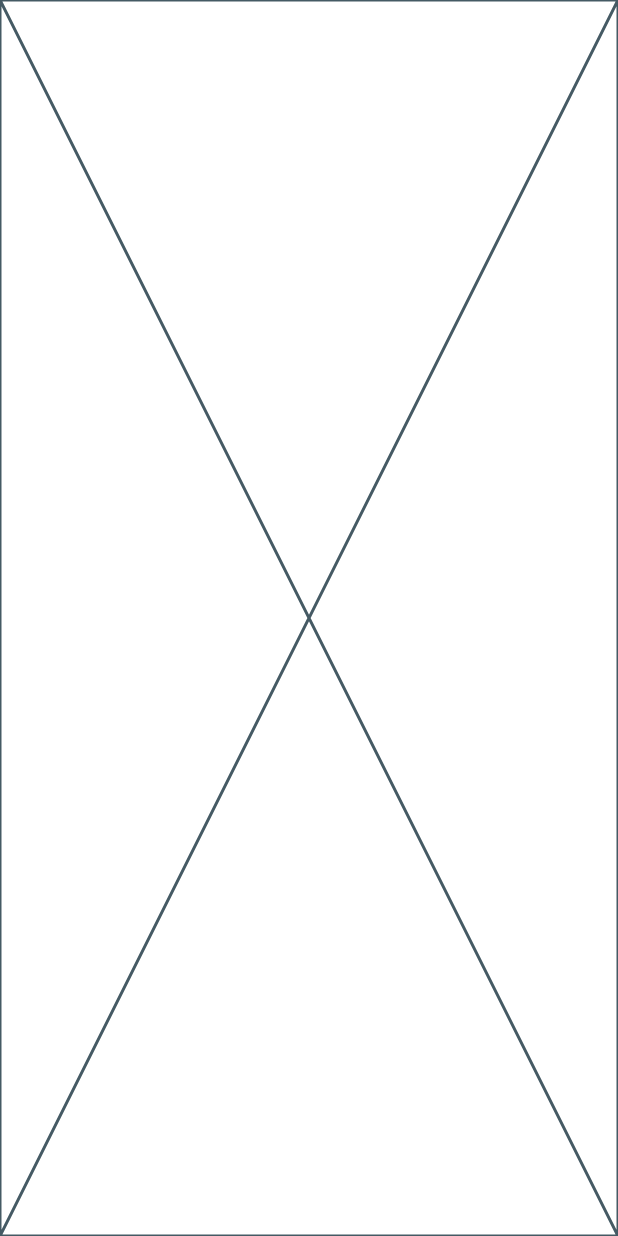
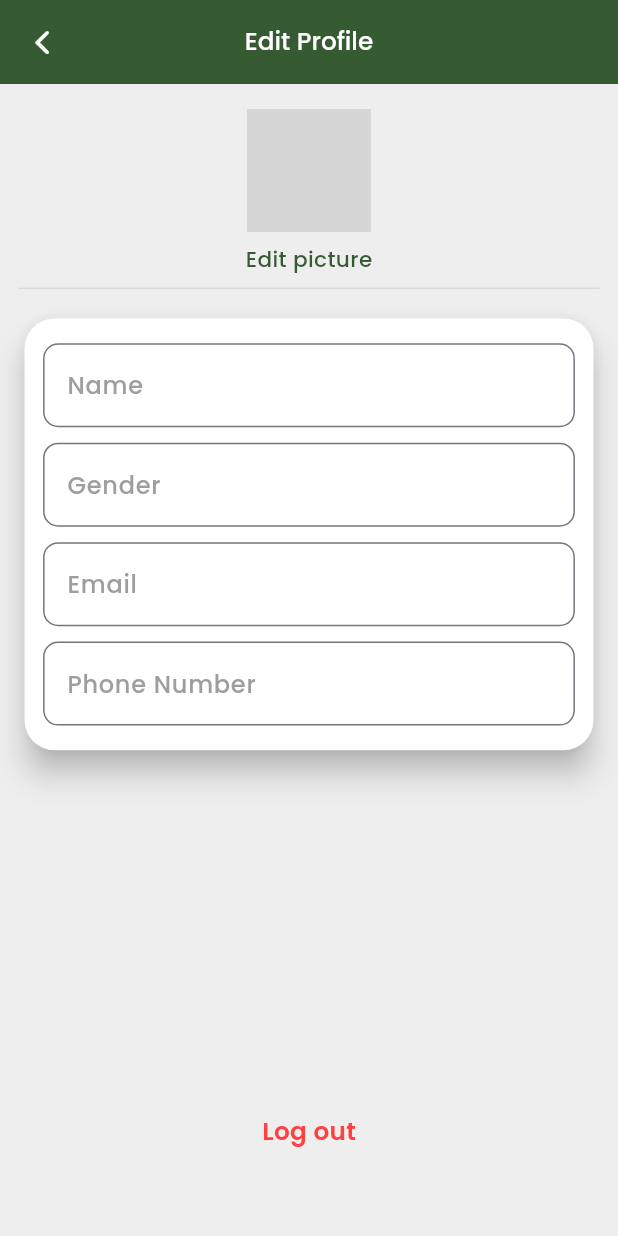
Before and after one commit to kimrolx/EcoPoints-Mobile, a Flutter app: the AccountScreen screen opened by its route, after a tap on "Edit Profile", on a phone screen of 412 x 824 dp. Run offline on Flutter 3.47's test engine with Material 3 defaults, Android fonts, the phone set to English and light mode, and no system bars; our stand-ins replace cloud_firestore, curved_navigation_bar, firebase_auth, firebase_core, flutter_spinkit, flutter_svg and 8 more; accounts and stored records are empty; network calls fail; grey boxes are pictures that could not be loaded.

Commit message:
added user fields, created documents for each user in cloud firestore, created models for users and recycling logs

```diff
--- a/lib/src/components/constants/colors/ecopoints_colors.dart
+++ b/lib/src/components/constants/colors/ecopoints_colors.dart
@@ -6,6 +6,8 @@ class EcoPointsColors {
   static const Color white = Colors.white;
 
   static const Color darkGray = Colors.grey;
+
+  static const Color red = Color.fromRGBO(255, 65, 65, 1.0);
 
   static const Color lighGray = Color.fromRGBO(238, 238, 238, 1.0);
 
--- a/lib/src/components/constants/text_style/ecopoints_themes.dart
+++ b/lib/src/components/constants/text_style/ecopoints_themes.dart
@@ -21,6 +21,16 @@ class EcoPointsTextStyles {
         fontWeight: weight,
         fontSize: size,
         color: EcoPointsColors.white,
+      ),
+    );
+  }
+
+  static redTextStyle({required double size, required FontWeight weight}) {
+    return GoogleFonts.poppins(
+      textStyle: TextStyle(
+        fontWeight: weight,
+        fontSize: size,
+        color: EcoPointsColors.red,
       ),
     );
   }
--- a/lib/src/components/fields/custom_text_form_field.dart
+++ b/lib/src/components/fields/custom_text_form_field.dart
@@ -3,43 +3,46 @@ import 'package:flutter/material.dart';
 import '../constants/text_style/ecopoints_themes.dart';
 
 class CustomTextFormField extends StatelessWidget {
-  final String labelText;
-  final bool obscureText;
-  final int errorMaxLines;
+  final String? labelText;
+  final bool? obscureText;
+  final bool? readOnly;
+  final int? errorMaxLines;
   final FocusNode? focusNode;
   final TextEditingController? controller;
   final String? Function(String?)? validator;
-  final TextInputType keyboardType;
+  final TextInputType? keyboardType;
   final void Function(String)? onFieldSubmitted;
   final void Function(String)? onChanged;
   final void Function()? onEditingComplete;
   final Widget? suffixIcon;
   const CustomTextFormField({
     super.key,
-    required this.labelText,
-    required this.obscureText,
+    this.labelText,
+    this.obscureText,
     this.focusNode,
     this.controller,
     this.validator,
-    required this.keyboardType,
+    this.keyboardType,
     this.onFieldSubmitted,
     this.onChanged,
     this.onEditingComplete,
     this.suffixIcon,
-    required this.errorMaxLines,
+    this.errorMaxLines,
+    this.readOnly,
   });
 
   @override
   Widget build(BuildContext context) {
     return TextFormField(
       controller: controller,
-      obscureText: obscureText,
+      obscureText: obscureText ?? false,
       onEditingComplete: onEditingComplete,
       keyboardType: keyboardType,
       validator: validator,
       onFieldSubmitted: onFieldSubmitted,
       onChanged: onChanged,
       focusNode: focusNode,
+      readOnly: readOnly ?? false,
       style: EcoPointsTextStyles.blackTextStyle(
         size: 16.0,
         weight: FontWeight.w500,
--- a/lib/src/controllers/auth_controller.dart
+++ b/lib/src/controllers/auth_controller.dart
@@ -6,6 +6,7 @@ import 'package:get_it/get_it.dart';
 import 'package:google_sign_in/google_sign_in.dart';
 
 import '../enums/enum.dart';
+import '../shared/services/user_service.dart';
 
 class AuthController with ChangeNotifier {
   static void initialize() {
@@ -16,6 +17,7 @@ class AuthController with ChangeNotifier {
   static AuthController get I => GetIt.instance<AuthController>();
 
   late StreamSubscription<User?> currentAuthedUser;
+  final UserService _userService = GetIt.instance<UserService>();
 
   AuthState state = AuthState.unauthenticated;
 
@@ -67,7 +69,14 @@ class AuthController with ChangeNotifier {
       idToken: googleAuth.idToken,
     );
 
-    FirebaseAuth.instance.signInWithCredential(credential);
+    UserCredential userCredential =
+        await FirebaseAuth.instance.signInWithCredential(credential);
+
+    User? user = userCredential.user;
+
+    if (user != null) {
+      _userService.createUserProfile();
+    }
   }
 
   //* Log out
--- a/lib/src/features/screens/account-screen/account_screen.dart
+++ b/lib/src/features/screens/account-screen/account_screen.dart
@@ -8,7 +8,7 @@ import '../../../controllers/auth_controller.dart';
 import '../../../models/setting_option_model.dart';
 import '../../../routes/router.dart';
 import '../../../shared/services/user_service.dart';
-import '../edit-profile-screen/edit_profile_screen.dart';
+import '../profile-screen/profile_screen.dart';
 import '../recycling-log-screen/recycling_log_screen.dart';
 import 'widgets/edit_profile.dart';
 import 'widgets/settings_menu.dart';
--- a/lib/src/features/screens/account-screen/widgets/edit_profile.dart
+++ b/lib/src/features/screens/account-screen/widgets/edit_profile.dart
@@ -38,6 +38,7 @@ class EditProfileAccountScreen extends StatelessWidget {
             children: [
               CircleAvatar(
                 backgroundImage: NetworkImage(photoURL),
+                backgroundColor: Colors.transparent,
                 radius: width * 0.09,
               ),
               Gap(height * 0.015),
--- a/lib/src/features/screens/account-screen/widgets/settings_menu.dart
+++ b/lib/src/features/screens/account-screen/widgets/settings_menu.dart
@@ -65,12 +65,6 @@ class SettingsMenuAccountScreen extends StatelessWidget {
                 },
               ),
             ),
-            ElevatedButton(
-              onPressed: () {
-                onLogoutClick(context);
-              },
-              child: const Text("Log out"),
-            ),
           ],
         ),
       ),
--- a/lib/src/features/screens/edit-profile-screen/edit_profile_screen.dart
+++ /dev/null
@@ -1,13 +0,0 @@
-import 'package:flutter/material.dart';
-
-class EditProfileScreen extends StatelessWidget {
-  static const String route = "/edit-profile";
-  static const String path = "/edit-profile";
-  static const String name = "EditProfileScreen";
-  const EditProfileScreen({super.key});
-
-  @override
-  Widget build(BuildContext context) {
-    return const Placeholder();
-  }
-}
--- a/lib/src/features/screens/home-screen/wrapper.dart
+++ b/lib/src/features/screens/home-screen/wrapper.dart
@@ -6,7 +6,7 @@ import 'package:flutter/material.dart';
 
 import '../../../routes/router.dart';
 import '../rewards-catalog-screen/rewards_catalog_screen.dart';
-import '../scan_qr_screen.dart';
+import '../scan-qr-screen/scan_qr_screen.dart';
 import 'home_screen.dart';
 
 class HomeWrapper extends StatefulWidget {
--- /dev/null
+++ b/lib/src/features/screens/profile-screen/profile_screen.dart
@@ -0,0 +1,155 @@
+import 'package:firebase_auth/firebase_auth.dart';
+import 'package:flutter/cupertino.dart';
+import 'package:flutter/material.dart';
+import 'package:gap/gap.dart';
+import 'package:get_it/get_it.dart';
+
+import '../../../components/constants/colors/ecopoints_colors.dart';
+import '../../../components/constants/text_style/ecopoints_themes.dart';
+import '../../../components/dialogs/loading_dialog.dart';
+import '../../../controllers/auth_controller.dart';
+import '../../../models/user_profile_model.dart';
+import '../../../shared/services/user_service.dart';
+import 'widgets/edit_picture.dart';
+import 'widgets/user_fields.dart';
+
+class EditProfileScreen extends StatefulWidget {
+  static const String route = "/edit-profile";
+  static const String path = "/edit-profile";
+  static const String name = "EditProfileScreen";
+  const EditProfileScreen({super.key});
+
+  @override
+  State<EditProfileScreen> createState() => _EditProfileScreenState();
+}
+
+class _EditProfileScreenState extends State<EditProfileScreen> {
+  final UserService _userService = GetIt.instance<UserService>();
+  late TextEditingController fieldDisplayName,
+      fieldEmail,
+      fieldGender,
+      fieldNumber;
+  User? user;
+  String? photoURL;
+
+  @override
+  void initState() {
+    super.initState();
+    fieldDisplayName = TextEditingController();
+    fieldEmail = TextEditingController();
+    fieldGender = TextEditingController();
+    fieldNumber = TextEditingController();
+    getUserInfo();
+  }
+
+  void getUserInfo() async {
+    user = _userService.getCurrentUser();
+    photoURL = _userService.getCurrentUserPhotoURL();
+
+    print("Current User: ${user?.uid}");
+    print("Photo URL: $photoURL");
+
+    UserProfile? userProfile = await _userService.getUserProfile();
+    if (userProfile != null) {
+      setState(() {
+        fieldDisplayName.text = user?.displayName ?? "Name";
+        fieldEmail.text = user?.email ?? "Email";
+        fieldGender.text = userProfile.gender ?? "Gender";
+        fieldNumber.text = userProfile.phoneNumber ?? "Phone Number";
+
+        print("Name: ${fieldDisplayName.text}");
+        print("Email: ${fieldEmail.text}");
+        print("Gender: ${fieldGender.text}");
+        print("Phone Number: ${fieldNumber.text}");
+      });
+    } else {
+      print("UserProfile is null");
+    }
+  }
+
+  @override
+  void dispose() {
+    fieldDisplayName.dispose();
+    fieldEmail.dispose();
+    fieldGender.dispose();
+    fieldNumber.dispose();
+    super.dispose();
+  }
+
+  @override
+  Widget build(BuildContext context) {
+    double width = MediaQuery.of(context).size.width;
+    double height = MediaQuery.of(context).size.height;
+
+    return Scaffold(
+      backgroundColor: EcoPointsColors.lighGray,
+      appBar: AppBar(
+        backgroundColor: EcoPointsColors.darkGreen,
+        leading: IconButton(
+          icon: const Icon(CupertinoIcons.back),
+          onPressed: () {
+            Navigator.of(context).pop();
+          },
+          color: EcoPointsColors.white,
+        ),
+        title: Text(
+          "Edit Profile",
+          style: EcoPointsTextStyles.whiteTextStyle(
+            size: width * 0.04,
+            weight: FontWeight.w500,
+          ),
+        ),
+        centerTitle: true,
+      ),
+      body: Padding(
+        padding: EdgeInsets.only(
+          left: width * 0.03,
+          right: width * 0.03,
+          top: height * 0.02,
+          bottom: height * 0.07,
+        ),
+        child: Center(
+          child: Column(
+            children: [
+              EditPictureProfileScreen(photoURL: photoURL ?? ""),
+              const Divider(thickness: 0.5),
+              Gap(height * 0.01),
+              UserFieldsProfileScreen(
+                displayName: fieldDisplayName,
+                email: fieldEmail,
+                gender: fieldGender,
+                number: fieldNumber,
+              ),
+              Expanded(
+                child: Align(
+                  alignment: Alignment.bottomCenter,
+                  child: InkWell(
+                    onTap: () {
+                      onLogoutClick(context);
+                    },
+                    child: Text(
+                      "Log out",
+                      style: EcoPointsTextStyles.redTextStyle(
+                        size: width * 0.04,
+                        weight: FontWeight.w600,
+                      ),
+                    ),
+                  ),
+                ),
+              ),
+            ],
+          ),
+        ),
+      ),
+    );
+  }
+
+  void onLogoutClick(BuildContext context) {
+    WaitingDialog.show(
+      context,
+      future: Future.delayed(const Duration(seconds: 1)).then((_) async {
+        await AuthController.I.logout();
+      }),
+    );
+  }
+}
--- /dev/null
+++ b/lib/src/features/screens/profile-screen/widgets/edit_picture.dart
@@ -0,0 +1,33 @@
+import 'package:flutter/material.dart';
+import 'package:gap/gap.dart';
+
+import '../../../../components/constants/text_style/ecopoints_themes.dart';
+
+class EditPictureProfileScreen extends StatelessWidget {
+  final String photoURL;
+  const EditPictureProfileScreen({super.key, required this.photoURL});
+
+  @override
+  Widget build(BuildContext context) {
+    double width = MediaQuery.of(context).size.width;
+    double height = MediaQuery.of(context).size.height;
+
+    return Column(
+      children: [
+        CircleAvatar(
+          backgroundImage: NetworkImage(photoURL),
+          backgroundColor: Colors.transparent,
+          radius: width * 0.1,
+        ),
+        Gap(height * 0.01),
+        Text(
+          "Edit picture",
+          style: EcoPointsTextStyles.greenTextStyle(
+            size: width * 0.035,
+            weight: FontWeight.w500,
+          ),
+        ),
+      ],
+    );
+  }
+}
--- /dev/null
+++ b/lib/src/features/screens/profile-screen/widgets/user_fields.dart
@@ -0,0 +1,66 @@
+import 'package:ecopoints/src/components/constants/colors/ecopoints_colors.dart';
+import 'package:ecopoints/src/components/fields/custom_text_form_field.dart';
+import 'package:flutter/material.dart';
+import 'package:gap/gap.dart';
+
+class UserFieldsProfileScreen extends StatelessWidget {
+  final TextEditingController displayName;
+  final TextEditingController email;
+  final TextEditingController gender;
+  final TextEditingController number;
+  const UserFieldsProfileScreen({
+    super.key,
+    required this.displayName,
+    required this.email,
+    required this.gender,
+    required this.number,
+  });
+
+  @override
+  Widget build(BuildContext context) {
+    double width = MediaQuery.of(context).size.width;
+    double height = MediaQuery.of(context).size.height;
+
+    print("GEnder: $gender Phone number: $number");
+
+    return Card(
+      color: EcoPointsColors.white,
+      shape: RoundedRectangleBorder(borderRadius: BorderRadius.circular(20)),
+      elevation: 8.5,
+      child: Padding(
+        padding: EdgeInsets.symmetric(
+          horizontal: width * 0.03,
+          vertical: height * 0.02,
+        ),
+        child: Column(
+          mainAxisSize: MainAxisSize.min,
+          children: [
+            CustomTextFormField(
+              labelText: "Name",
+              controller: displayName,
+              readOnly: true,
+            ),
+            Gap(height * 0.0125),
+            CustomTextFormField(
+              labelText: "Gender",
+              controller: gender,
+              readOnly: true,
+            ),
+            Gap(height * 0.0125),
+            CustomTextFormField(
+              labelText: "Email",
+              controller: email,
+              readOnly: true,
+            ),
+            Gap(height * 0.0125),
+            CustomTextFormField(
+              labelText: "Phone Number",
+              controller: number,
+              readOnly: true,
+            ),
+          ],
+        ),
+      ),
+    );
+  }
+}
--- /dev/null
+++ b/lib/src/models/recycling_log_model.dart
@@ -0,0 +1,26 @@
+class RecyclingLog {
+  final DateTime dateTime;
+  final int bottlesRecycled;
+  final int pointsGained;
+
+  RecyclingLog(
+      {required this.dateTime,
+      required this.bottlesRecycled,
+      required this.pointsGained});
+
+  Map<String, dynamic> toMap() {
+    return {
+      'dateTime': dateTime.toIso8601String(),
+      'bottlesRecycled': bottlesRecycled,
+      'pointsGained': pointsGained,
+    };
+  }
+
+  factory RecyclingLog.fromMap(Map<String, dynamic> map) {
+    return RecyclingLog(
+      dateTime: DateTime.parse(map['dateTime']),
+      bottlesRecycled: map['bottlesRecycled'],
+      pointsGained: map['pointsGained'],
+    );
+  }
+}
--- /dev/null
+++ b/lib/src/models/user_profile_model.dart
@@ -0,0 +1,34 @@
+class UserProfile {
+  String? displayName;
+  String? email;
+  String? gender;
+  String? phoneNumber;
+  double? points;
+
+  UserProfile(
+      {this.displayName,
+      this.email,
+      this.gender,
+      this.phoneNumber,
+      this.points});
+
+  Map<String, dynamic> toMap() {
+    return {
+      'displayName': displayName,
+      'email': email,
+      'gender': gender,
+      'phoneNumber': phoneNumber,
+      'points': points,
+    };
+  }
+
+  factory UserProfile.fromMap(Map<String, dynamic> map) {
+    return UserProfile(
+      displayName: map['displayName'],
+      email: map['email'],
+      gender: map['gender'],
+      phoneNumber: map['phoneNumber'],
+      points: map['points'],
+    );
+  }
+}
--- a/lib/src/routes/router.dart
+++ b/lib/src/routes/router.dart
@@ -5,7 +5,7 @@ import 'package:go_router/go_router.dart';
 import '../controllers/auth_controller.dart';
 import '../enums/enum.dart';
 import '../features/screens/account-screen/account_screen.dart';
-import '../features/screens/edit-profile-screen/edit_profile_screen.dart';
+import '../features/screens/profile-screen/profile_screen.dart';
 import '../features/screens/home-screen/home_screen.dart';
 import '../features/screens/home-screen/wrapper.dart';
 import '../features/screens/login-screen/login_screen.dart';
@@ -13,7 +13,7 @@ import '../features/screens/forgot_password_screen.dart';
 import '../features/screens/recycling-log-screen/recycling_log_screen.dart';
 import '../features/screens/register-screen/registration_screen.dart';
 import '../features/screens/rewards-catalog-screen/rewards_catalog_screen.dart';
-import '../features/screens/scan_qr_screen.dart';
+import '../features/screens/scan-qr-screen/scan_qr_screen.dart';
 
 class GlobalRouter {
   static void initialize() {
--- a/lib/src/shared/services/user_service.dart
+++ b/lib/src/shared/services/user_service.dart
@@ -1,7 +1,12 @@
 import 'package:firebase_auth/firebase_auth.dart';
+import 'package:cloud_firestore/cloud_firestore.dart';
+
+import '../../models/recycling_log_model.dart';
+import '../../models/user_profile_model.dart';
 
 class UserService {
   final FirebaseAuth _firebaseAuth = FirebaseAuth.instance;
+  final FirebaseFirestore _firestore = FirebaseFirestore.instance;
 
   User? getCurrentUser() {
     return _firebaseAuth.currentUser;
@@ -18,4 +23,79 @@ class UserService {
   String? getCurrentUserEmail() {
     return _firebaseAuth.currentUser?.email;
   }
+
+  //* Create user document in cloud firestore upon first time logging in.
+  Future<void> createUserProfile() async {
+    User? user = _firebaseAuth.currentUser;
+    if (user != null) {
+      DocumentReference userDoc = _firestore.collection('users').doc(user.uid);
+      DocumentSnapshot doc = await userDoc.get();
+      if (!doc.exists) {
+        UserProfile userProfile = UserProfile(
+          displayName: user.displayName,
+          email: user.email,
+          gender: '',
+          phoneNumber: '',
+          points: 0.0,
+        );
+        await userDoc.set(userProfile.toMap());
+        await userDoc.collection('recyclingLog').doc('logId').set({});
+        // await userDoc.collection('transactionHistories').doc('init').set({});
+        print('User profile created for ${user.uid}');
+      } else {
+        print('User profile already exists for ${user.uid}');
+      }
+    } else {
+      print('No user is currently logged in.');
+    }
+  }
+
+  Future<void> updateUserProfile(UserProfile userProfile) async {
+    User? user = _firebaseAuth.currentUser;
+    if (user != null) {
+      await _firestore
+          .collection('users')
+          .doc(user.uid)
+          .update(userProfile.toMap());
+    }
+  }
+
+  Future<UserProfile?> getUserProfile() async {
+    User? user = _firebaseAuth.currentUser;
+    if (user != null) {
+      DocumentSnapshot doc =
+          await _firestore.collection('users').doc(user.uid).get();
+      if (doc.exists) {
+        return UserProfile.fromMap(doc.data() as Map<String, dynamic>);
+      }
+    }
+    return null;
+  }
+
+  Future<void> addRecyclingLog(RecyclingLog log) async {
+    User? user = _firebaseAuth.currentUser;
+    if (user != null) {
+      await _firestore
+          .collection('users')
+          .doc(user.uid)
+          .collection('recyclingLogs')
+          .add(log.toMap());
+    }
+  }
+
+  Future<List<RecyclingLog>> getRecyclingLogs() async {
+    User? user = _firebaseAuth.currentUser;
+    if (user != null) {
+      QuerySnapshot querySnapshot = await _firestore
+          .collection('users')
+          .doc(user.uid)
+          .collection('recyclingLogs')
+          .get();
+      return querySnapshot.docs
+          .map(
+              (doc) => RecyclingLog.fromMap(doc.data() as Map<String, dynamic>))
+          .toList();
+    }
+    return [];
+  }
 }
--- a/pubspec.yaml
+++ b/pubspec.yaml
@@ -23,6 +23,7 @@ dependencies:
   firebase_auth: ^5.1.1
   curved_navigation_bar: ^1.0.6
   percent_indicator: ^4.2.3
+  cloud_firestore: ^5.0.2
 
 dev_dependencies:
   flutter_test:
```
Also changed, not shown: assets/images/leaves-background.png (added), assets/images/leaves2-background.png (added), lib/src/features/screens/scan-qr-screen/scan_qr_screen.dart (renamed from lib/src/features/screens/scan_qr_screen.dart), pubspec.lock, 3 other files.
